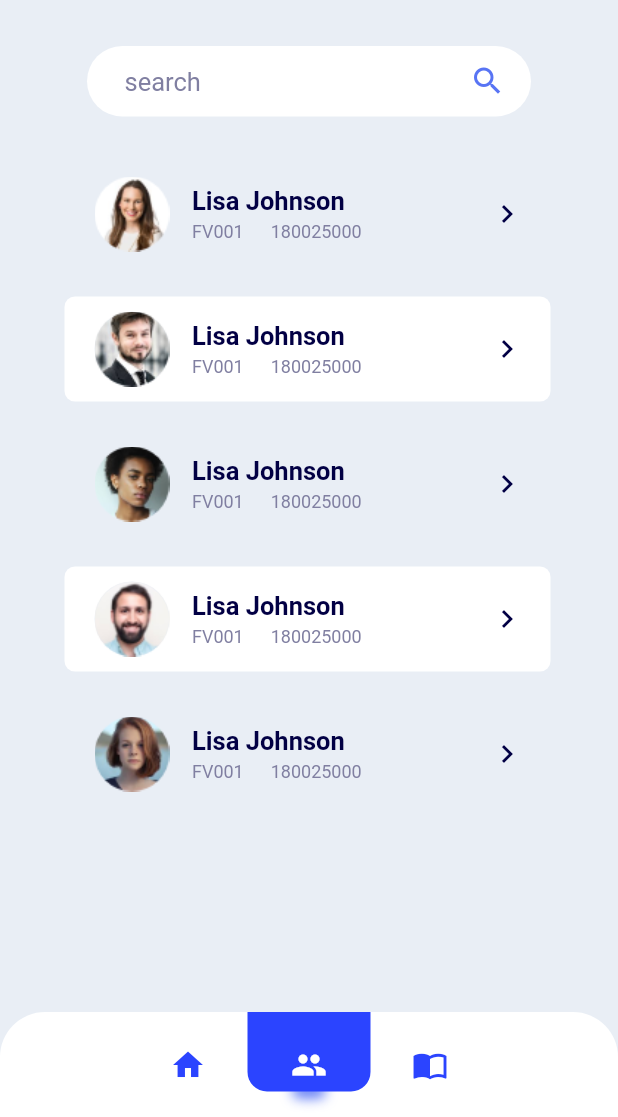
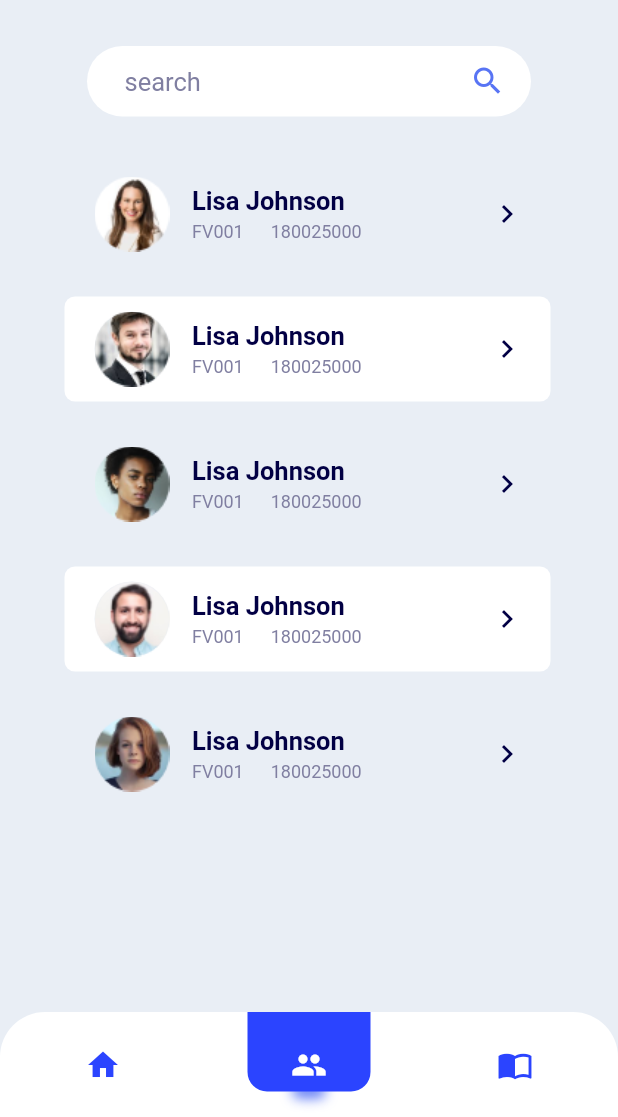
Before and after one commit to luoqiao6/flutter_finovision, a Flutter app: the MemberListPage screen opened by its route, on a phone screen of 412 x 824 dp, the part 119-1236 px from its top. Run offline on Flutter 3.47's test engine with Material 2 defaults, Android fonts, the phone set to English and light mode, and no system bars; our stand-ins replace flutter_svg; Roboto replaces fonts that are missing (Montserrat-Regular, Montserrat-SemiBold).

Commit message:
调整图标间距

```diff
--- a/lib/widgets/fino_bottom_bar.dart
+++ b/lib/widgets/fino_bottom_bar.dart
@@ -63,7 +63,7 @@ class _FinoBottomBarState extends State<FinoBottomBar> {
 
                   Expanded(
                     child: Container(
-                      alignment: Alignment.centerRight,
+                      alignment: Alignment.center,
                       child: Text(
                         String.fromCharCode(Icons.home.codePoint),
                         style: TextStyle(
@@ -92,7 +92,7 @@ class _FinoBottomBarState extends State<FinoBottomBar> {
 
                   Expanded(
                     child: Container(
-                      alignment: Alignment.centerLeft,
+                      alignment: Alignment.center,
                       child: Text(
                         String.fromCharCode(Icons.import_contacts.codePoint),
                         style: TextStyle(
```
